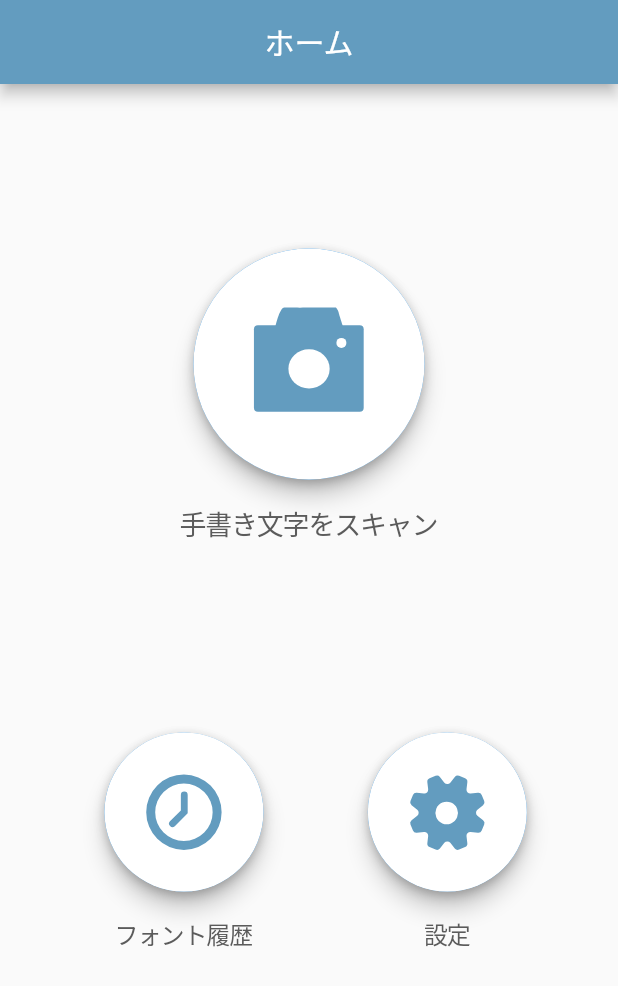
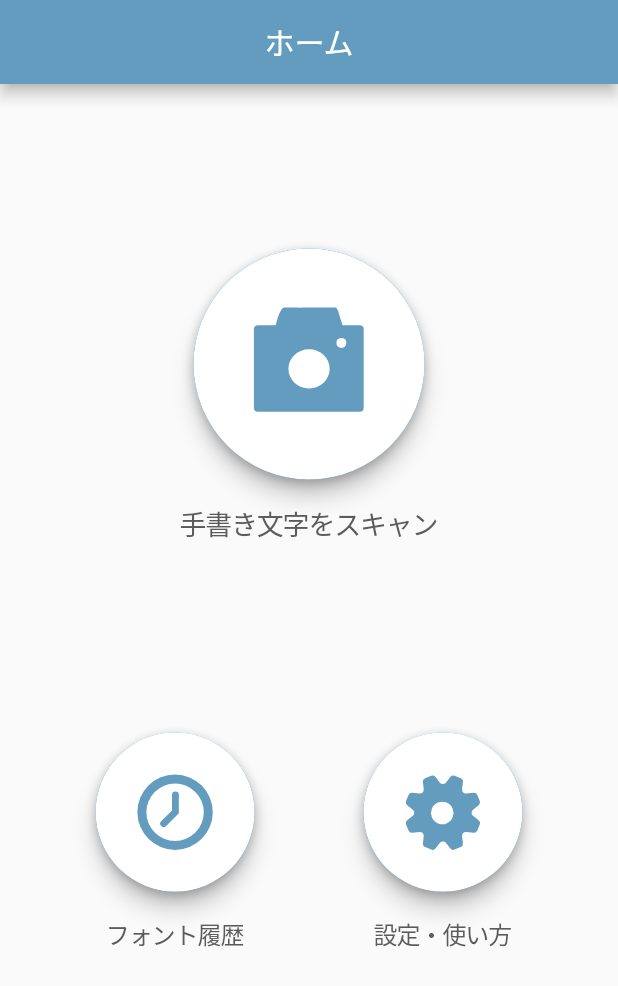
Before and after one commit to K-shir0/FindFont, a Flutter app: the screen it shows after launch, on a phone screen of 412 x 824 dp. Shown: the top 986 px of the screen. Run offline on Flutter 3.47's test engine with Material 2 defaults, Android fonts, the phone set to English and light mode, and no system bars; our stand-ins replace camera, dio, flutter_dotenv, flutter_hooks, flutter_riverpod, flutter_svg and 5 more; accounts and stored records are empty; generated files the repository leaves out were written again; Roboto replaces fonts that are missing (YuGothic).

Commit message:
style: 設定を設定・使い方に変更

```diff
--- a/lib/pages/IndexPage.dart
+++ b/lib/pages/IndexPage.dart
@@ -111,7 +111,7 @@ class IndexPage extends StatelessWidget {
                         Padding(
                           padding: EdgeInsets.all(16.0),
                           child: Text(
-                            '設定',
+                            '設定・使い方',
                             style: TextStyle(
                               fontFamily: 'YuGothic',
                               fontSize: 16,
```
